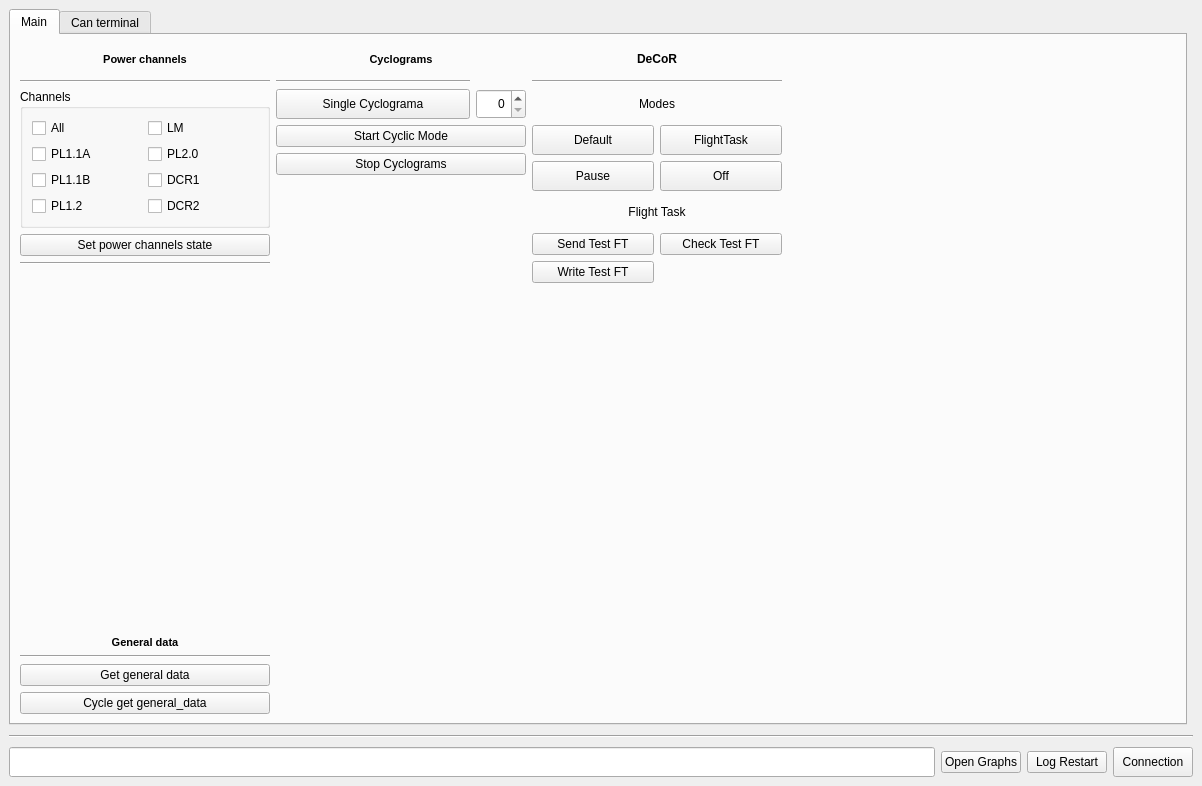
Above: main_win.ui from a-styuf/lm_debug_client before the change. Below: the same form after it.
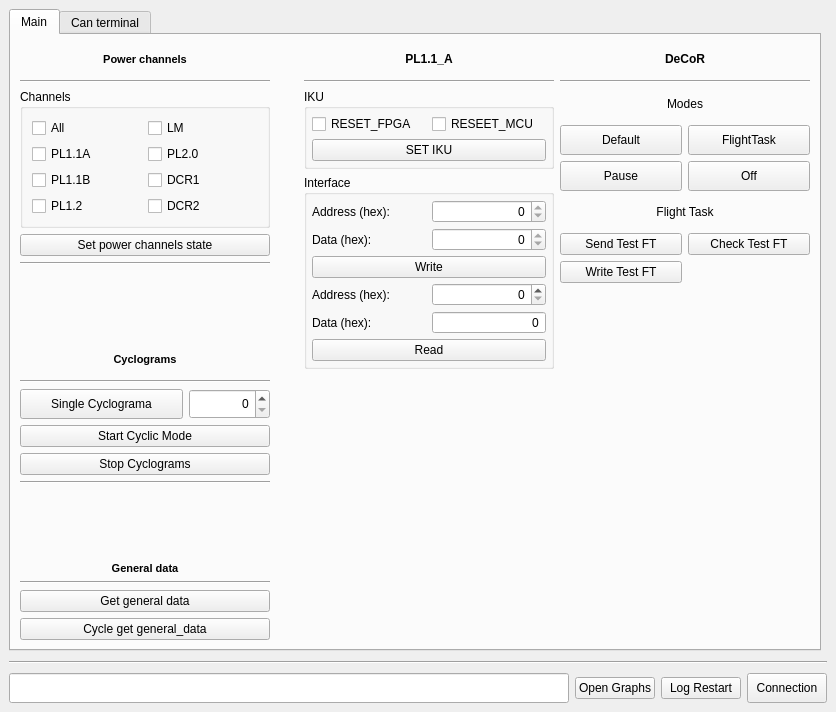
That is the form after the change.

Diff of the .ui file:
```diff
--- a/main_win.ui
+++ b/main_win.ui
@@ -6,8 +6,8 @@
    <rect>
     <x>0</x>
     <y>0</y>
-    <width>1202</width>
-    <height>786</height>
+    <width>836</width>
+    <height>712</height>
    </rect>
   </property>
   <property name="windowTitle">
@@ -93,6 +93,9 @@
        <layout class="QHBoxLayout" name="horizontalLayout_2">
         <item>
          <layout class="QVBoxLayout" name="verticalLayout">
+          <property name="sizeConstraint">
+           <enum>QLayout::SetMinimumSize</enum>
+          </property>
           <item>
            <widget class="QLabel" name="label">
             <property name="sizePolicy">
@@ -239,6 +242,115 @@
             </property>
            </spacer>
           </item>
+          <item>
+           <layout class="QGridLayout" name="gridLayout_3">
+            <property name="sizeConstraint">
+             <enum>QLayout::SetMinimumSize</enum>
+            </property>
+            <item row="4" column="0" colspan="3">
+             <widget class="QPushButton" name="stopCyclsPButton">
+              <property name="text">
+               <string>Stop Cyclograms</string>
+              </property>
+             </widget>
+            </item>
+            <item row="3" column="0" colspan="3">
+             <widget class="QPushButton" name="startCyclsPButton">
+              <property name="text">
+               <string>Start Cyclic Mode</string>
+              </property>
+             </widget>
+            </item>
+            <item row="0" column="0" colspan="3">
+             <widget class="QLabel" name="label_2">
+              <property name="sizePolicy">
+               <sizepolicy hsizetype="Minimum" vsizetype="Preferred">
+                <horstretch>0</horstretch>
+                <verstretch>0</verstretch>
+               </sizepolicy>
+              </property>
+              <property name="minimumSize">
+               <size>
+                <width>250</width>
+                <height>30</height>
+               </size>
+              </property>
+              <property name="font">
+               <font>
+                <pointsize>8</pointsize>
+                <weight>75</weight>
+                <bold>true</bold>
+               </font>
+              </property>
+              <property name="text">
+               <string>Cyclograms</string>
+              </property>
+              <property name="alignment">
+               <set>Qt::AlignCenter</set>
+              </property>
+             </widget>
+            </item>
+            <item row="1" column="0" colspan="3">
+             <widget class="Line" name="line_5">
+              <property name="orientation">
+               <enum>Qt::Horizontal</enum>
+              </property>
+             </widget>
+            </item>
+            <item row="2" column="2">
+             <widget class="QSpinBox" name="singleCyclSBox">
+              <property name="minimumSize">
+               <size>
+                <width>50</width>
+                <height>30</height>
+               </size>
+              </property>
+              <property name="alignment">
+               <set>Qt::AlignRight|Qt::AlignTrailing|Qt::AlignVCenter</set>
+              </property>
+             </widget>
+            </item>
+            <item row="2" column="0" colspan="2">
+             <widget class="QPushButton" name="singleCyclPButton">
+              <property name="sizePolicy">
+               <sizepolicy hsizetype="Minimum" vsizetype="Minimum">
+                <horstretch>0</horstretch>
+                <verstretch>0</verstretch>
+               </sizepolicy>
+              </property>
+              <property name="minimumSize">
+               <size>
+                <width>60</width>
+                <height>0</height>
+               </size>
+              </property>
+              <property name="text">
+               <string>Single Cyclograma</string>
+              </property>
+             </widget>
+            </item>
+           </layout>
+          </item>
+          <item>
+           <widget class="Line" name="line_8">
+            <property name="orientation">
+             <enum>Qt::Horizontal</enum>
+            </property>
+           </widget>
+          </item>
+          <item>
+           <spacer name="verticalSpacer">
+            <property name="orientation">
+             <enum>Qt::Vertical</enum>
+            </property>
+            <property name="sizeHint" stdset="0">
+             <size>
+              <width>0</width>
+              <height>40</height>
+             </size>
+            </property>
+           </spacer>
+          </item>
           <item>
            <widget class="QLabel" name="label_3">
             <property name="font">
@@ -286,74 +398,246 @@
          </layout>
         </item>
         <item>
-         <layout class="QGridLayout" name="gridLayout_3">
-          <item row="4" column="0" colspan="3">
-           <widget class="QPushButton" name="stopCyclsPButton">
-            <property name="text">
-             <string>Stop Cyclograms</string>
+         <spacer name="horizontalSpacer">
+          <property name="orientation">
+           <enum>Qt::Horizontal</enum>
+          </property>
+          <property name="sizeHint" stdset="0">
+           <size>
+            <width>1500</width>
+            <height>20</height>
+           </size>
+          </property>
+         </spacer>
+        </item>
+        <item>
+         <layout class="QGridLayout" name="gridLayout_8">
+          <item row="2" column="0" colspan="2">
+           <widget class="QGroupBox" name="pl11AIKUGBoxGrBox">
+            <property name="sizePolicy">
+             <sizepolicy hsizetype="Minimum" vsizetype="Preferred">
+              <horstretch>0</horstretch>
+              <verstretch>0</verstretch>
+             </sizepolicy>
             </property>
+            <property name="minimumSize">
+             <size>
+              <width>250</width>
+              <height>0</height>
+             </size>
+            </property>
+            <property name="title">
+             <string>IKU</string>
+            </property>
+            <layout class="QGridLayout" name="gridLayout_9">
+             <property name="leftMargin">
+              <number>5</number>
+             </property>
+             <property name="topMargin">
+              <number>5</number>
+             </property>
+             <property name="rightMargin">
+              <number>5</number>
+             </property>
+             <property name="bottomMargin">
+              <number>5</number>
+             </property>
+             <property name="spacing">
+              <number>5</number>
+             </property>
+             <item row="0" column="0">
+              <widget class="QCheckBox" name="pl11AResetFPGAChBox">
+               <property name="text">
+                <string>RESET_FPGA</string>
+               </property>
+              </widget>
+             </item>
+             <item row="0" column="1">
+              <widget class="QCheckBox" name="pl11AResetMCUChBox">
+               <property name="text">
+                <string>RESEET_MCU</string>
+               </property>
+              </widget>
+             </item>
+             <item row="3" column="0" colspan="2">
+              <widget class="QPushButton" name="pl11ASetIKUPButton">
+               <property name="sizePolicy">
+                <sizepolicy hsizetype="Minimum" vsizetype="Fixed">
+                 <horstretch>0</horstretch>
+                 <verstretch>0</verstretch>
+                </sizepolicy>
+               </property>
+               <property name="text">
+                <string>SET IKU</string>
+               </property>
+              </widget>
+             </item>
+            </layout>
            </widget>
           </item>
-          <item row="5" column="0" colspan="3">
-           <spacer name="verticalSpacer">
+          <item row="3" column="0" colspan="2">
+           <widget class="QGroupBox" name="pl11AInterfaceGrBox">
+            <property name="sizePolicy">
+             <sizepolicy hsizetype="Minimum" vsizetype="Preferred">
+              <horstretch>0</horstretch>
+              <verstretch>0</verstretch>
+             </sizepolicy>
+            </property>
+            <property name="minimumSize">
+             <size>
+              <width>250</width>
+              <height>0</height>
+             </size>
+            </property>
+            <property name="title">
+             <string>Interface</string>
+            </property>
+            <layout class="QGridLayout" name="gridLayout_10">
+             <property name="leftMargin">
+              <number>5</number>
+             </property>
+             <property name="topMargin">
+              <number>5</number>
+             </property>
+             <property name="rightMargin">
+              <number>5</number>
+             </property>
+             <property name="bottomMargin">
+              <number>5</number>
+             </property>
+             <property name="spacing">
+              <number>5</number>
+             </property>
+             <item row="5" column="1">
+              <widget class="QSpinBox" name="pl11ARdAddrSBox">
+               <property name="alignment">
+                <set>Qt::AlignRight|Qt::AlignTrailing|Qt::AlignVCenter</set>
+               </property>
+               <property name="maximum">
+                <number>429496729</number>
+               </property>
+               <property name="displayIntegerBase">
+                <number>16</number>
+               </property>
+              </widget>
+             </item>
+             <item row="2" column="1">
+              <widget class="QSpinBox" name="pl11AWrDataSBox">
+               <property name="alignment">
+                <set>Qt::AlignRight|Qt::AlignTrailing|Qt::AlignVCenter</set>
+               </property>
+               <property name="maximum">
+                <number>0</number>
+               </property>
+              </widget>
+             </item>
+             <item row="2" column="0">
+              <widget class="QLabel" name="pl11AWrDataLabel">
+               <property name="text">
+                <string>Data (hex):</string>
+               </property>
+              </widget>
+             </item>
+             <item row="0" column="1">
+              <widget class="QSpinBox" name="pl11AWrAddrSBox">
+               <property name="alignment">
+                <set>Qt::AlignRight|Qt::AlignTrailing|Qt::AlignVCenter</set>
+               </property>
+               <property name="buttonSymbols">
+                <enum>QAbstractSpinBox::UpDownArrows</enum>
+               </property>
+               <property name="accelerated">
+                <bool>false</bool>
+               </property>
+               <property name="maximum">
+                <number>0</number>
+               </property>
+               <property name="displayIntegerBase">
+                <number>16</number>
+               </property>
+              </widget>
+             </item>
+             <item row="0" column="0">
+              <widget class="QLabel" name="pl11AWrAddrLabel">
+               <property name="text">
+                <string>Address (hex):</string>
+               </property>
+              </widget>
+             </item>
+             <item row="9" column="0" colspan="2">
+              <widget class="QPushButton" name="pl11ARdPButton">
+               <property name="text">
+                <string>Read</string>
+               </property>
+              </widget>
+             </item>
+             <item row="5" column="0">
+              <widget class="QLabel" name="pl11ARdAddrLabel">
+               <property name="text">
+                <string>Address (hex):</string>
+               </property>
+              </widget>
+             </item>
+             <item row="8" column="0">
+              <widget class="QLabel" name="pl11ARdDataLabel">
+               <property name="text">
+                <string>Data (hex):</string>
+               </property>
+              </widget>
+             </item>
+             <item row="8" column="1">
+              <widget class="QSpinBox" name="pl11ARdDataSBox">
+               <property name="wrapping">
+                <bool>false</bool>
+               </property>
+               <property name="frame">
+                <bool>true</bool>
+               </property>
+               <property name="alignment">
+                <set>Qt::AlignRight|Qt::AlignTrailing|Qt::AlignVCenter</set>
+               </property>
+               <property name="readOnly">
+                <bool>true</bool>
+               </property>
+               <property name="buttonSymbols">
+                <enum>QAbstractSpinBox::NoButtons</enum>
+               </property>
+               <property name="showGroupSeparator" stdset="0">
+                <bool>false</bool>
+               </property>
+               <property name="maximum">
+                <number>429496729</number>
+               </property>
+               <property name="displayIntegerBase">
+                <number>16</number>
+               </property>
+              </widget>
+             </item>
+             <item row="4" column="0" colspan="2">
+              <widget class="QPushButton" name="pl11AWrPButton">
+               <property name="text">
+                <string>Write</string>
+               </property>
+              </widget>
+             </item>
+            </layout>
+           </widget>
+          </item>
+          <item row="4" column="0" colspan="2">
+           <spacer name="verticalSpacer_4">
             <property name="orientation">
              <enum>Qt::Vertical</enum>
             </property>
             <property name="sizeHint" stdset="0">
              <size>
-              <width>0</width>
+              <width>20</width>
               <height>40</height>
              </size>
             </property>
            </spacer>
           </item>
-          <item row="2" column="0">
-           <widget class="QPushButton" name="singleCyclPButton">
-            <property name="sizePolicy">
-             <sizepolicy hsizetype="Expanding" vsizetype="Minimum">
-              <horstretch>0</horstretch>
-              <verstretch>0</verstretch>
-             </sizepolicy>
-            </property>
-            <property name="minimumSize">
-             <size>
-              <width>60</width>
-              <height>0</height>
-             </size>
-            </property>
-            <property name="text">
-             <string>Single Cyclograma</string>
-            </property>
-           </widget>
-          </item>
-          <item row="3" column="0" colspan="3">
-           <widget class="QPushButton" name="startCyclsPButton">
-            <property name="text">
-             <string>Start Cyclic Mode</string>
-            </property>
-           </widget>
-          </item>
-          <item row="2" column="1" colspan="2">
-           <widget class="QSpinBox" name="singleCyclSBox">
-            <property name="minimumSize">
-             <size>
-              <width>50</width>
-              <height>30</height>
-             </size>
-            </property>
-            <property name="alignment">
-             <set>Qt::AlignRight|Qt::AlignTrailing|Qt::AlignVCenter</set>
-            </property>
-           </widget>
-          </item>
-          <item row="0" column="0" colspan="3">
-           <widget class="QLabel" name="label_2">
-            <property name="sizePolicy">
-             <sizepolicy hsizetype="Minimum" vsizetype="Preferred">
-              <horstretch>0</horstretch>
-              <verstretch>0</verstretch>
-             </sizepolicy>
-            </property>
+          <item row="0" column="0" colspan="2">
+           <widget class="QLabel" name="PL11ALabel">
             <property name="minimumSize">
              <size>
               <width>250</width>
@@ -362,21 +646,20 @@
             </property>
             <property name="font">
              <font>
-              <pointsize>8</pointsize>
               <weight>75</weight>
               <bold>true</bold>
              </font>
             </property>
             <property name="text">
-             <string>Cyclograms</string>
+             <string>PL1.1_A</string>
             </property>
             <property name="alignment">
              <set>Qt::AlignCenter</set>
             </property>
            </widget>
           </item>
-          <item row="1" column="0">
-           <widget class="Line" name="line_5">
+          <item row="1" column="0" colspan="2">
+           <widget class="Line" name="line_9">
             <property name="orientation">
              <enum>Qt::Horizontal</enum>
             </property>
@@ -535,19 +818,6 @@
           </item>
          </layout>
         </item>
-        <item>
-         <spacer name="horizontalSpacer">
-          <property name="orientation">
-           <enum>Qt::Horizontal</enum>
-          </property>
-          <property name="sizeHint" stdset="0">
-           <size>
-            <width>921</width>
-            <height>20</height>
-           </size>
-          </property>
-         </spacer>
-        </item>
        </layout>
       </widget>
       <widget class="QWidget" name="canTerminalTab">
```
Left out of the diff: 114 changed lines with no effect on the pictures.
